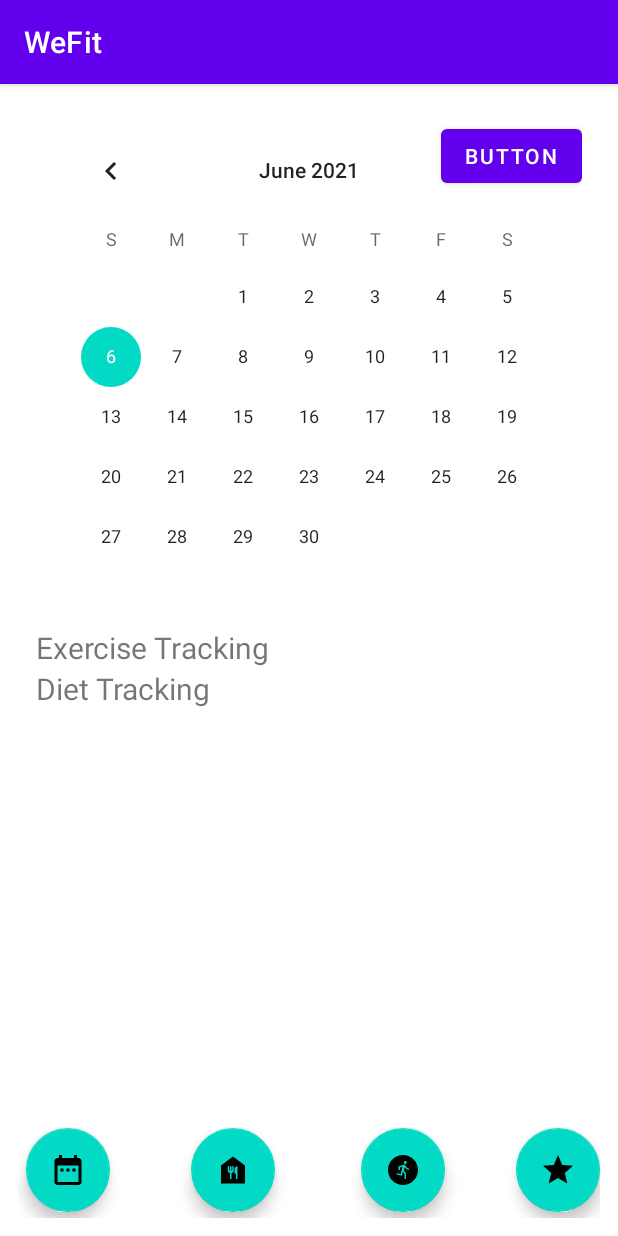
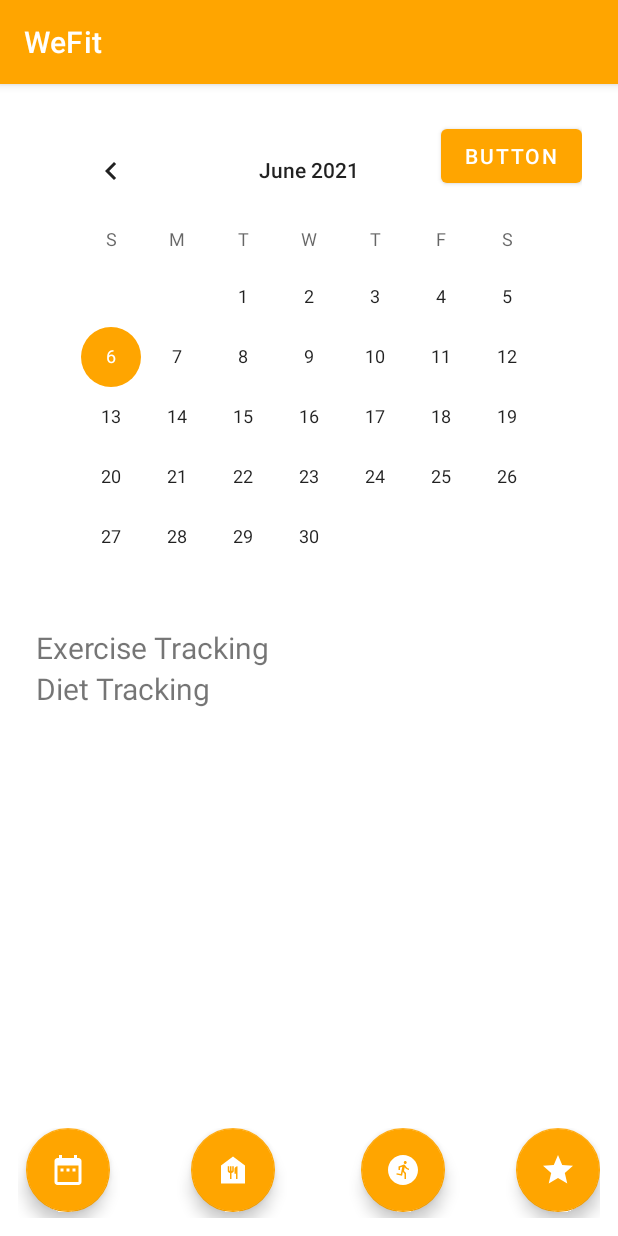
Before and after one commit to ss251/WeFit, an Android app: the screen it shows after launch (MainActivity), on a phone screen of 412 x 824 dp. Run offline under Robolectric (Android 15) with nearby library versions, the phone set to English and light mode, and no system bars.

Commit message:
change color scheme

```diff
--- a/app/src/main/res/drawable/ic_baseline_date_range_24.xml
+++ b/app/src/main/res/drawable/ic_baseline_date_range_24.xml
@@ -1,6 +1,6 @@
 <vector xmlns:android="http://schemas.android.com/apk/res/android"
-    android:width="24dp"
-    android:height="24dp"
+    android:width="50dp"
+    android:height="50dp"
     android:viewportWidth="24"
     android:viewportHeight="24"
     android:tint="?attr/colorControlNormal">
--- a/app/src/main/res/drawable/ic_baseline_food_bank_24.xml
+++ b/app/src/main/res/drawable/ic_baseline_food_bank_24.xml
@@ -1,6 +1,6 @@
 <vector xmlns:android="http://schemas.android.com/apk/res/android"
-    android:width="24dp"
-    android:height="24dp"
+    android:width="50dp"
+    android:height="50dp"
     android:viewportWidth="24"
     android:viewportHeight="24"
     android:tint="?attr/colorControlNormal">
--- a/app/src/main/res/drawable/ic_baseline_run_circle_24.xml
+++ b/app/src/main/res/drawable/ic_baseline_run_circle_24.xml
@@ -1,6 +1,6 @@
 <vector xmlns:android="http://schemas.android.com/apk/res/android"
-    android:width="24dp"
-    android:height="24dp"
+    android:width="50dp"
+    android:height="50dp"
     android:viewportWidth="24"
     android:viewportHeight="24"
     android:tint="?attr/colorControlNormal">
--- a/app/src/main/res/drawable/ic_baseline_star_24.xml
+++ b/app/src/main/res/drawable/ic_baseline_star_24.xml
@@ -1,6 +1,6 @@
 <vector xmlns:android="http://schemas.android.com/apk/res/android"
-    android:width="24dp"
-    android:height="24dp"
+    android:width="50dp"
+    android:height="50dp"
     android:viewportWidth="24"
     android:viewportHeight="24"
     android:tint="?attr/colorControlNormal">
--- a/app/src/main/res/layout/activity_main.xml
+++ b/app/src/main/res/layout/activity_main.xml
@@ -38,6 +38,8 @@
 
             <com.google.android.material.floatingactionbutton.FloatingActionButton
                 android:id="@+id/ibCalendar"
+                app:tint="@android:color/white"
+                android:backgroundTint="@color/orange_700"
                 android:layout_width="wrap_content"
                 android:layout_height="wrap_content"
                 android:layout_marginBottom="4dp"
@@ -52,6 +54,8 @@
 
             <com.google.android.material.floatingactionbutton.FloatingActionButton
                 android:id="@+id/fbDiet"
+                app:tint="@android:color/white"
+                android:backgroundTint="@color/orange_700"
                 android:layout_width="wrap_content"
                 android:layout_height="wrap_content"
                 android:layout_marginBottom="4dp"
@@ -66,6 +70,8 @@
 
             <com.google.android.material.floatingactionbutton.FloatingActionButton
                 android:id="@+id/fbAdd"
+                app:tint="@android:color/white"
+                android:backgroundTint="@color/orange_700"
                 android:layout_width="wrap_content"
                 android:layout_height="wrap_content"
                 android:layout_marginBottom="4dp"
@@ -80,6 +86,8 @@
 
             <com.google.android.material.floatingactionbutton.FloatingActionButton
                 android:id="@+id/ibGoals"
+                app:tint="@android:color/white"
+                android:backgroundTint="@color/orange_700"
                 android:layout_width="wrap_content"
                 android:layout_height="wrap_content"
                 android:layout_marginBottom="4dp"
--- a/app/src/main/res/values-night/themes.xml
+++ b/app/src/main/res/values-night/themes.xml
@@ -2,12 +2,12 @@
     <!-- Base application theme. -->
     <style name="Theme.WeFit" parent="Theme.MaterialComponents.DayNight.DarkActionBar">
         <!-- Primary brand color. -->
-        <item name="colorPrimary">@color/purple_200</item>
-        <item name="colorPrimaryVariant">@color/purple_700</item>
+        <item name="colorPrimary">@color/orange_200</item>
+        <item name="colorPrimaryVariant">@color/orange_700</item>
         <item name="colorOnPrimary">@color/black</item>
         <!-- Secondary brand color. -->
-        <item name="colorSecondary">@color/teal_200</item>
-        <item name="colorSecondaryVariant">@color/teal_200</item>
+        <item name="colorSecondary">@color/orange_200</item>
+        <item name="colorSecondaryVariant">@color/orange_200</item>
         <item name="colorOnSecondary">@color/black</item>
         <!-- Status bar color. -->
         <item name="android:statusBarColor" tools:targetApi="l">?attr/colorPrimaryVariant</item>
--- a/app/src/main/res/values/colors.xml
+++ b/app/src/main/res/values/colors.xml
@@ -3,8 +3,8 @@
     <color name="purple_200">#FFBB86FC</color>
     <color name="purple_500">#FF6200EE</color>
     <color name="purple_700">#FF3700B3</color>
-    <color name="teal_200">#FF03DAC5</color>
-    <color name="teal_700">#FF018786</color>
+    <color name="orange_200">#FFA500</color>
+    <color name="orange_700">#FFA500</color>
     <color name="black">#FF000000</color>
     <color name="white">#FFFFFFFF</color>
 </resources>
--- a/app/src/main/res/values/themes.xml
+++ b/app/src/main/res/values/themes.xml
@@ -2,12 +2,12 @@
     <!-- Base application theme. -->
     <style name="Theme.WeFit" parent="Theme.MaterialComponents.DayNight.DarkActionBar">
         <!-- Primary brand color. -->
-        <item name="colorPrimary">@color/purple_500</item>
-        <item name="colorPrimaryVariant">@color/purple_700</item>
+        <item name="colorPrimary">@color/orange_200</item>
+        <item name="colorPrimaryVariant">@color/orange_700</item>
         <item name="colorOnPrimary">@color/white</item>
         <!-- Secondary brand color. -->
-        <item name="colorSecondary">@color/teal_200</item>
-        <item name="colorSecondaryVariant">@color/teal_700</item>
+        <item name="colorSecondary">@color/orange_200</item>
+        <item name="colorSecondaryVariant">@color/orange_700</item>
         <item name="colorOnSecondary">@color/black</item>
         <!-- Status bar color. -->
         <item name="android:statusBarColor" tools:targetApi="l">?attr/colorPrimaryVariant</item>
```
